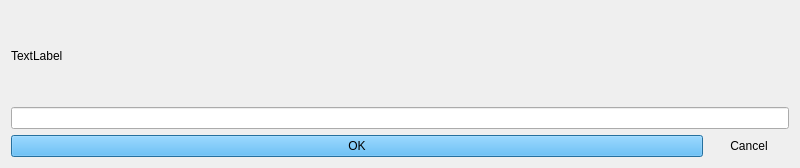
First picture: the form in ui/a2ctrl/inputDialog.ui, repository ewerybody/a2, before the edit.
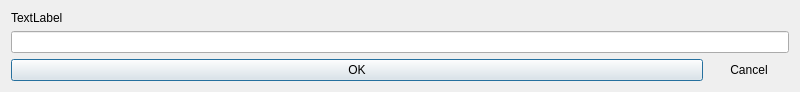
Second picture: the form after the edit.

The edit to the form file:
```diff
--- a/ui/a2ctrl/inputDialog.ui
+++ b/ui/a2ctrl/inputDialog.ui
@@ -7,7 +7,7 @@
     <x>0</x>
     <y>0</y>
     <width>800</width>
-    <height>168</height>
+    <height>88</height>
    </rect>
   </property>
   <property name="windowTitle">
@@ -27,10 +27,7 @@
    <item>
     <layout class="QHBoxLayout" name="horizontalLayout" stretch="1,0">
      <item>
-      <widget class="QPushButton" name="okButton">
-       <property name="styleSheet">
-        <string notr="true">* {background-color: #43B6FF;}</string>
-       </property>
+      <widget class="QPushButton" name="a2ok_button">
        <property name="text">
         <string>OK</string>
        </property>
```
Left out of the diff: 6 changed lines with no effect on the pictures.
